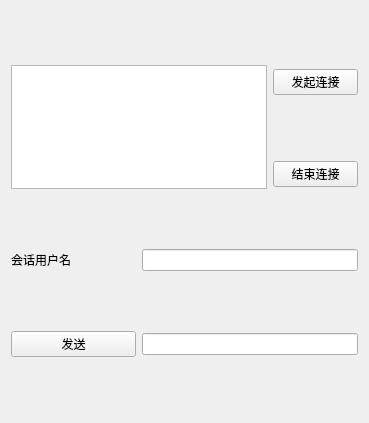
Qt form TCP_Client/widget.ui (czx97/easy-chat) before a commit.
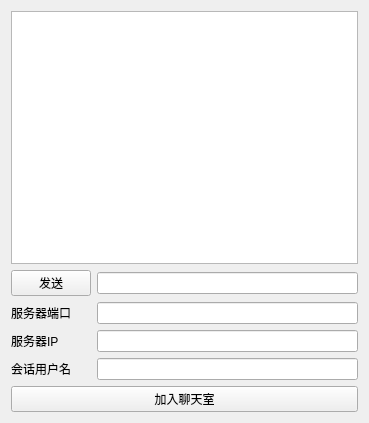
The same form after that commit.

Diff of the .ui file:
```diff
--- a/TCP_Client/widget.ui
+++ b/TCP_Client/widget.ui
@@ -14,40 +14,53 @@
    <string>Widget</string>
   </property>
   <layout class="QGridLayout" name="gridLayout">
-   <item row="2" column="1" colspan="2">
-    <widget class="QLineEdit" name="lineEdit_2"/>
+   <item row="0" column="0" colspan="3">
+    <widget class="QTextBrowser" name="textBrowser"/>
    </item>
-   <item row="3" column="0">
+   <item row="1" column="0" colspan="2">
     <widget class="QPushButton" name="pushButton">
      <property name="text">
       <string>发送</string>
      </property>
     </widget>
    </item>
-   <item row="3" column="1" colspan="2">
+   <item row="1" column="2">
     <widget class="QLineEdit" name="lineEdit"/>
    </item>
-   <item row="0" column="0" rowspan="2" colspan="2">
-    <widget class="QTextBrowser" name="textBrowser"/>
+   <item row="2" column="0" colspan="2">
+    <widget class="QLabel" name="label_2">
+     <property name="text">
+      <string>服务器端口</string>
+     </property>
+    </widget>
    </item>
-   <item row="2" column="0">
+   <item row="2" column="2">
+    <widget class="QLineEdit" name="lineEdit_3"/>
+   </item>
+   <item row="3" column="0">
+    <widget class="QLabel" name="label_3">
+     <property name="text">
+      <string>服务器IP</string>
+     </property>
+    </widget>
+   </item>
+   <item row="3" column="2">
+    <widget class="QLineEdit" name="lineEdit_4"/>
+   </item>
+   <item row="4" column="0" colspan="2">
     <widget class="QLabel" name="label">
      <property name="text">
       <string>会话用户名</string>
      </property>
     </widget>
    </item>
-   <item row="0" column="2">
+   <item row="4" column="2">
+    <widget class="QLineEdit" name="lineEdit_2"/>
+   </item>
+   <item row="5" column="0" colspan="3">
     <widget class="QPushButton" name="pushButton_2">
      <property name="text">
-      <string>发起连接</string>
-     </property>
-    </widget>
-   </item>
-   <item row="1" column="2">
-    <widget class="QPushButton" name="pushButton_3">
-     <property name="text">
-      <string>结束连接</string>
+      <string>加入聊天室</string>
      </property>
     </widget>
    </item>
```
